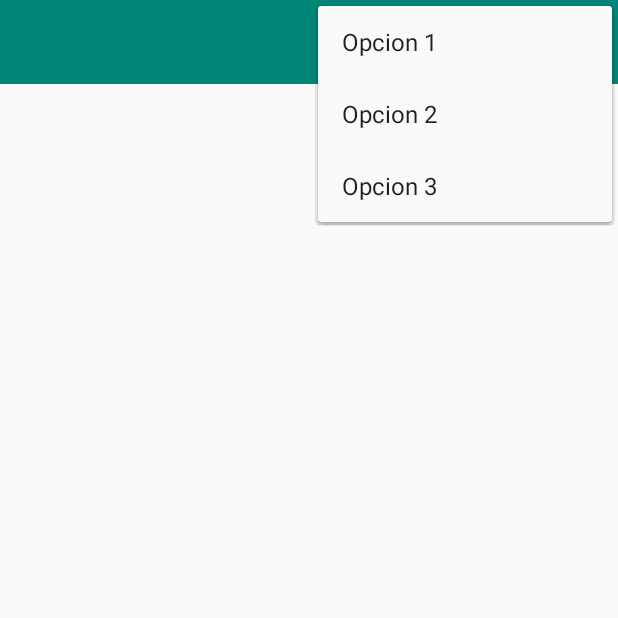
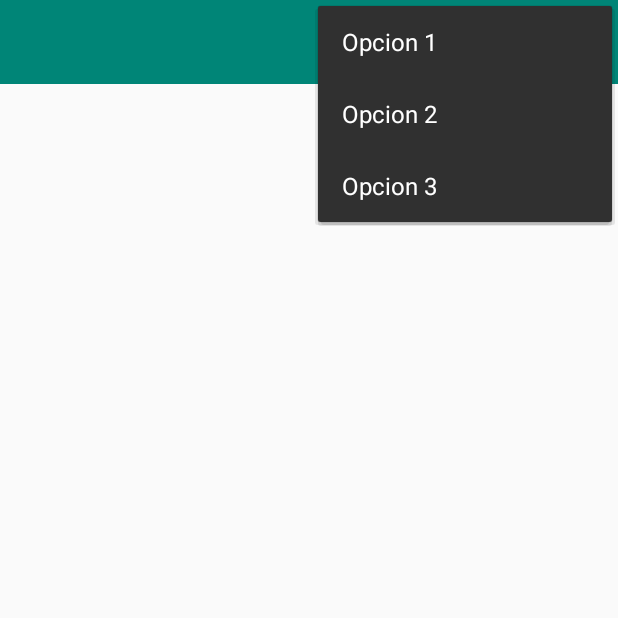
Before and after one commit to IronetIvan/T06Toolbar, an Android app: the screen it shows after launch (MainActivity), with the options menu open, on a phone screen of 412 x 824 dp, the top half of it. Run offline under Robolectric (Android 15) with nearby library versions, the phone set to English and light mode, and no system bars.

Commit message:
act menu y search

```diff
--- a/app/src/main/java/com/example/t06_toolbar/MainActivity.java
+++ b/app/src/main/java/com/example/t06_toolbar/MainActivity.java
@@ -26,7 +26,7 @@ public class MainActivity extends AppCompatActivity {
         instancias();
         personalizarToolbar();
         acciones();
-        toolbar.setTitle("Mi titulo");
+        toolbar.setTitle("Mi barra menu item");
 
     }
 
@@ -56,7 +56,7 @@ public class MainActivity extends AppCompatActivity {
 
 
     @Override
-    public boolean onCreateOptionsMenu(Menu menu) {
+    public boolean onCreateOptionsMenu(Menu menu) { //traemos en menu creado en res
         MenuInflater menuInflater = new MenuInflater(getApplicationContext());
         menuInflater.inflate(R.menu.menu_superior, menu);
         return true;
--- a/app/src/main/res/layout/activity_main.xml
+++ b/app/src/main/res/layout/activity_main.xml
@@ -11,7 +11,8 @@
         android:layout_width="match_parent"
         android:layout_height="?actionBarSize"
         android:id="@+id/toolbar"
-        android:background="@color/colorPrimary">
+        android:background="@color/colorPrimary"
+        app:popupTheme="@style/ThemeOverlay.AppCompat.Dark">
 
         <LinearLayout
             android:layout_width="match_parent"
@@ -22,7 +23,8 @@
                 android:layout_width="wrap_content"
                 android:layout_height="match_parent"
                 android:id="@+id/barra_busqueda"
-                android:layout_gravity="end"/>
+                android:layout_gravity="end"
+                android:theme="@style/ThemeOverlay.AppCompat.Light"/>
         </LinearLayout>
     </androidx.appcompat.widget.Toolbar>
 
--- a/app/src/main/res/menu/menu_superior.xml
+++ b/app/src/main/res/menu/menu_superior.xml
@@ -1,11 +1,14 @@
 <?xml version="1.0" encoding="utf-8"?>
-<menu xmlns:android="http://schemas.android.com/apk/res/android">
+<menu xmlns:android="http://schemas.android.com/apk/res/android"
+    xmlns:app="http://schemas.android.com/apk/res-auto">
 
     <item android:title="Opcion 1"
         android:id="@+id/menu_uno"/>
     <item android:title="Opcion 2"
         android:id="@+id/menu_dos"/>
     <item android:title="Opcion 3"
-        android:id="@+id/menu_tres"/>
+        android:id="@+id/menu_tres"
+        android:icon="@android:drawable/btn_star"
+        app:showAsAction="ifRoom"/>
 
 </menu>
```
